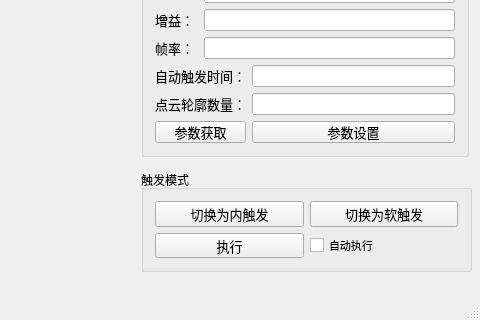
Before: the Qt Designer form ConnectCamera/ConnectCamera.ui in booksuper/ConnectHik3DCamera, drawn with Qt 5; both pictures show x 499 to 979 and y 417 to 737 of the 979 by 737 pixel window.
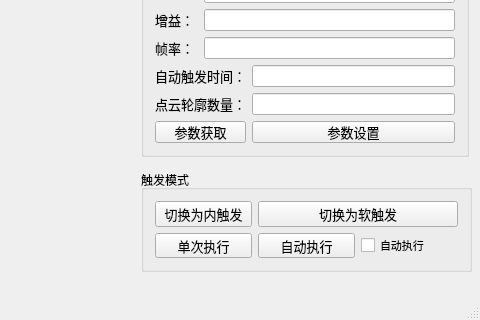
After: the same form once the commit is applied. Custom widgets are drawn as their Qt base class.

Commit message: 2022712 使用多线程采集数据，可以点击按钮让相机自动采集，但有个bug：采集的点云数量和文件中描述的不一致

```diff
--- a/ConnectCamera/ConnectCamera.ui
+++ b/ConnectCamera/ConnectCamera.ui
@@ -320,7 +320,7 @@
        </property>
       </widget>
      </item>
-     <item row="0" column="1">
+     <item row="0" column="1" colspan="2">
       <widget class="QPushButton" name="pushButton_switch_soft">
        <property name="font">
         <font>
@@ -342,11 +342,24 @@
         </font>
        </property>
        <property name="text">
-        <string>执行</string>
+        <string>单次执行</string>
        </property>
       </widget>
      </item>
      <item row="1" column="1">
+      <widget class="QPushButton" name="pushButton_autodo">
+       <property name="font">
+        <font>
+         <family>黑体</family>
+         <pointsize>10</pointsize>
+        </font>
+       </property>
+       <property name="text">
+        <string>自动执行</string>
+       </property>
+      </widget>
+     </item>
+     <item row="1" column="2">
       <widget class="QCheckBox" name="checkBox_autoDo">
        <property name="font">
         <font>
```
The commit also changes 19 other files.
